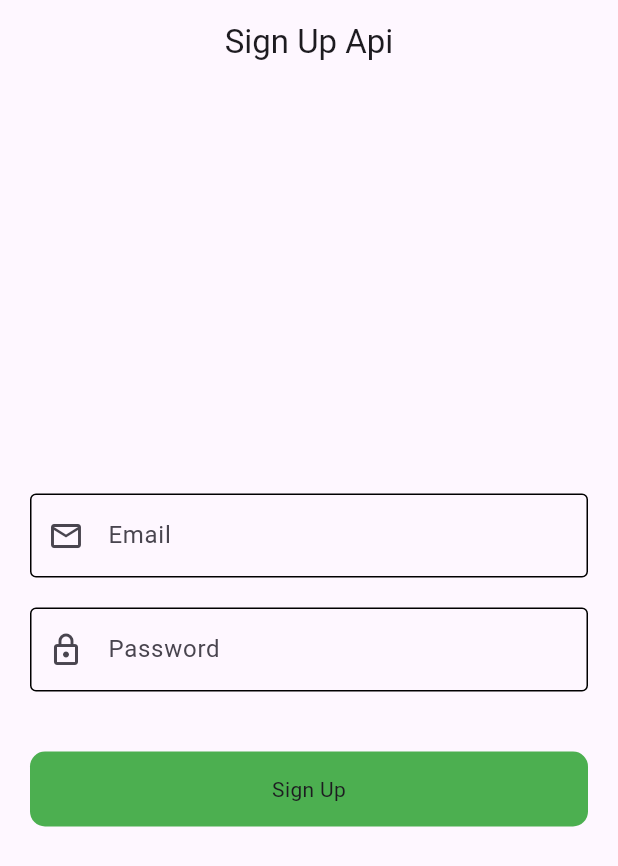
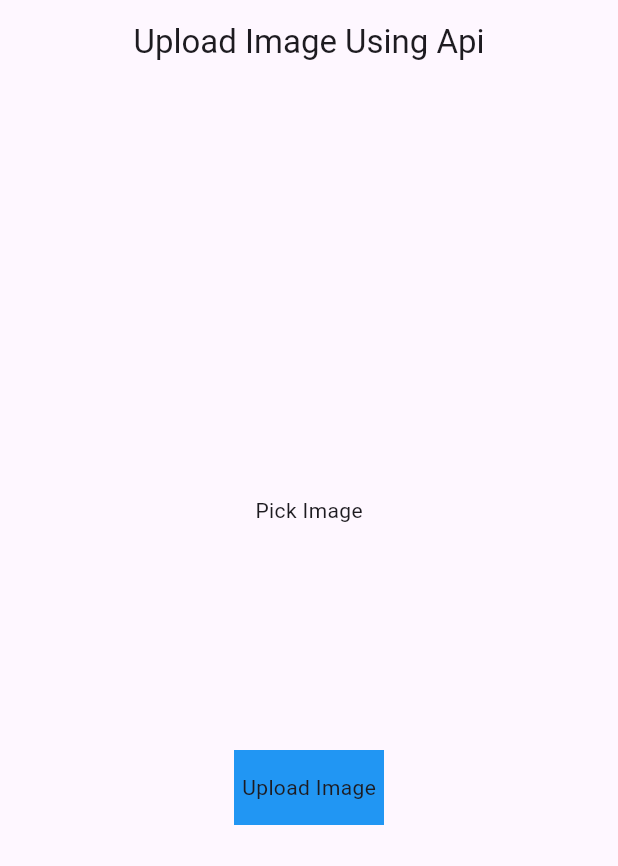
Before and after one commit to techievichaar/Api_Practice_in_Flutter, a Flutter app: the screen it shows after launch, on a phone screen of 412 x 824 dp. Shown: the top 866 px of the screen. Run offline on Flutter 3.47's test engine with Material 2 defaults, Android fonts, the phone set to English and light mode, and no system bars; drawn by our look-alikes of modal_progress_hud_nsn; our stand-ins replace image_picker.

Commit message:
Upload Image Screen

```diff
--- /dev/null
+++ b/lib/example/uploadimage_screen.dart
@@ -0,0 +1,113 @@
+import 'dart:io';
+
+import 'package:flutter/material.dart';
+import 'package:http/http.dart' as http;
+import 'package:image_picker/image_picker.dart';
+import 'package:modal_progress_hud_nsn/modal_progress_hud_nsn.dart';
+
+class UploadImageScreen extends StatefulWidget {
+  const UploadImageScreen({super.key});
+
+  @override
+  State<UploadImageScreen> createState() => _UploadImageScreenState();
+}
+
+class _UploadImageScreenState extends State<UploadImageScreen> {
+  File? image;
+  final _picker = ImagePicker();
+  bool showSpinner = false;
+
+  Future getImage() async {
+    final pickedFile = await _picker.pickImage(
+      source: ImageSource.gallery,
+      imageQuality: 80,
+    );
+    if (pickedFile != null) {
+      image = File(pickedFile.path);
+      setState(() {});
+    } else {
+      print('No Image Selected');
+    }
+  }
+
+  Future<void> uploadImage() async {
+    setState(() {
+      showSpinner = true;
+    });
+
+    var stream = new http.ByteStream(image!.openRead());
+    stream.cast();
+    var length = await image!.length();
+    var uri = Uri.parse('https://fakestoreapi.com/products');
+
+    var request = new http.MultipartRequest('POST', uri);
+
+    request.fields['title'] = 'Static title';
+
+    var multiport = new http.MultipartFile('image', stream, length);
+
+    request.files.add(multiport);
+
+    var response = await request.send();
+    if (response.statusCode == 200) {
+      setState(() {
+        showSpinner = false;
+      });
+      print('Image Upload Successfully');
+    } else {
+      showSpinner = false;
+      print('Failed !');
+    }
+  }
+
+  @override
+  Widget build(BuildContext context) {
+    return ModalProgressHUD(
+      inAsyncCall: showSpinner,
+      child: Scaffold(
+        appBar: AppBar(
+          title: const Text('Upload Image Using Api'),
+          centerTitle: true,
+        ),
+        body: Column(
+          mainAxisAlignment: MainAxisAlignment.center,
+          crossAxisAlignment: CrossAxisAlignment.center,
+          children: [
+            GestureDetector(
+              onTap: () {
+                getImage();
+              },
+              child: Container(
+                child: image == null
+                    ? const Center(
+                        child: Text('Pick Image'),
+                      )
+                    : Container(
+                        child: Center(
+                          child: Image.file(
+                            File(image!.path).absolute,
+                            height: 100,
+                            width: 100,
+                            fit: BoxFit.cover,
+                          ),
+                        ),
+                      ),
+              ),
+            ),
+            const SizedBox(height: 150),
+            GestureDetector(
+                onTap: () {
+                  uploadImage();
+                },
+                child: Container(
+                  color: Colors.blue,
+                  height: 50,
+                  width: 100,
+                  child: Center(child: const Text('Upload Image')),
+                )),
+          ],
+        ),
+      ),
+    );
+  }
+}
--- a/lib/main.dart
+++ b/lib/main.dart
@@ -1,4 +1,4 @@
-import 'package:api_practice/example/sign_up.dart';
+import 'package:api_practice/example/uploadimage_screen.dart';
 import 'package:flutter/material.dart';
 
 void main() {
@@ -16,7 +16,7 @@ class MyApp extends StatelessWidget {
       theme: ThemeData(
         useMaterial3: true,
       ),
-      home: const SignUpScreen(),
+      home: const UploadImageScreen(),
     );
   }
 }
--- a/pubspec.yaml
+++ b/pubspec.yaml
@@ -36,6 +36,9 @@ dependencies:
   # Use with the CupertinoIcons class for iOS style icons.
   cupertino_icons: ^1.0.2
   http: ^1.1.0
+  modal_progress_hud_nsn: ^0.4.0
+  image: ^4.1.3
+  image_picker: ^1.0.4
 
 dev_dependencies:
   flutter_test:
```
Also changed, not shown: pubspec.lock, 6 other files.
